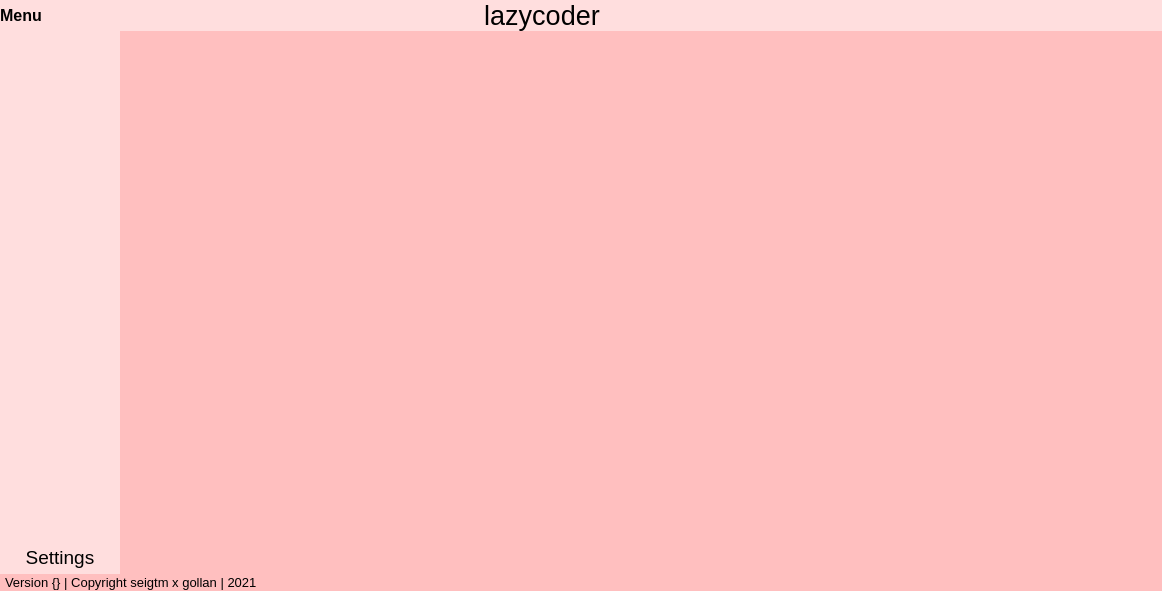
First picture: the form in src/mainwindow/mainwindow.ui, repository GRPilot/lazycoder, before the edit.
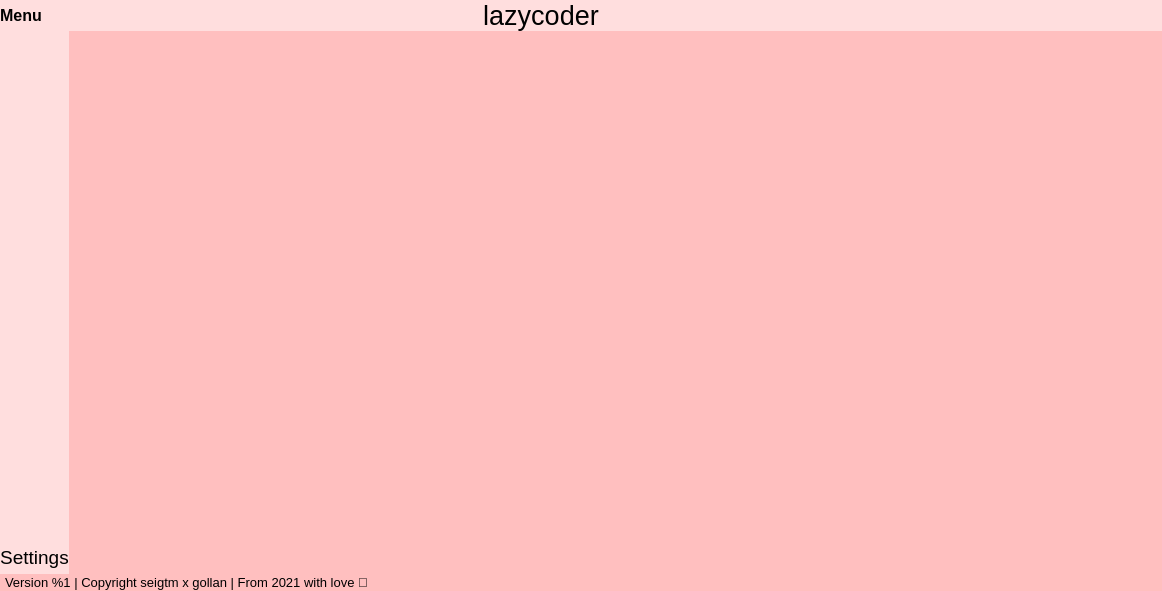
Second picture: the form after the edit. Icons and pictures are not drawn.

The edit to the form file:
```diff
--- a/src/mainwindow/mainwindow.ui
+++ b/src/mainwindow/mainwindow.ui
@@ -133,7 +133,7 @@
          </layout>
         </widget>
        </item>
-       <item>
+       <item alignment="Qt::AlignHCenter">
         <widget class="QFrame" name="headerCenter">
          <property name="frameShape">
           <enum>QFrame::NoFrame</enum>
@@ -157,19 +157,6 @@
           <property name="bottomMargin">
            <number>0</number>
           </property>
-          <item>
-           <spacer name="horizontalSpacer">
-            <property name="orientation">
-             <enum>Qt::Horizontal</enum>
-            </property>
-            <property name="sizeHint" stdset="0">
-             <size>
-              <width>40</width>
-              <height>20</height>
-             </size>
-            </property>
-           </spacer>
-          </item>
           <item>
            <widget class="QPushButton" name="pushButton">
             <property name="enabled">
@@ -201,19 +188,6 @@
             </property>
            </widget>
           </item>
-          <item>
-           <spacer name="horizontalSpacer_2">
-            <property name="orientation">
-             <enum>Qt::Horizontal</enum>
-            </property>
-            <property name="sizeHint" stdset="0">
-             <size>
-              <width>40</width>
-              <height>20</height>
-             </size>
-            </property>
-           </spacer>
-          </item>
          </layout>
         </widget>
        </item>
@@ -320,7 +294,7 @@
          </property>
          <property name="minimumSize">
           <size>
-           <width>120</width>
+           <width>40</width>
            <height>0</height>
           </size>
          </property>
@@ -346,7 +320,7 @@
            <number>0</number>
           </property>
           <property name="topMargin">
-           <number>0</number>
+           <number>5</number>
           </property>
           <property name="rightMargin">
            <number>0</number>
@@ -397,7 +371,7 @@
              <bool>true</bool>
             </property>
             <property name="flat">
-             <bool>false</bool>
+             <bool>true</bool>
             </property>
            </widget>
           </item>
@@ -464,7 +438,7 @@
           <locale language="English" country="UnitedStates"/>
          </property>
          <property name="text">
-          <string>Version {} | Copyright seigtm x gollan | 2021</string>
+          <string>Version %1 | Copyright seigtm x gollan | From 2021 with love 🥰</string>
          </property>
         </widget>
        </item>
```
Left out of the diff: 14 changed lines with no effect on the pictures.
